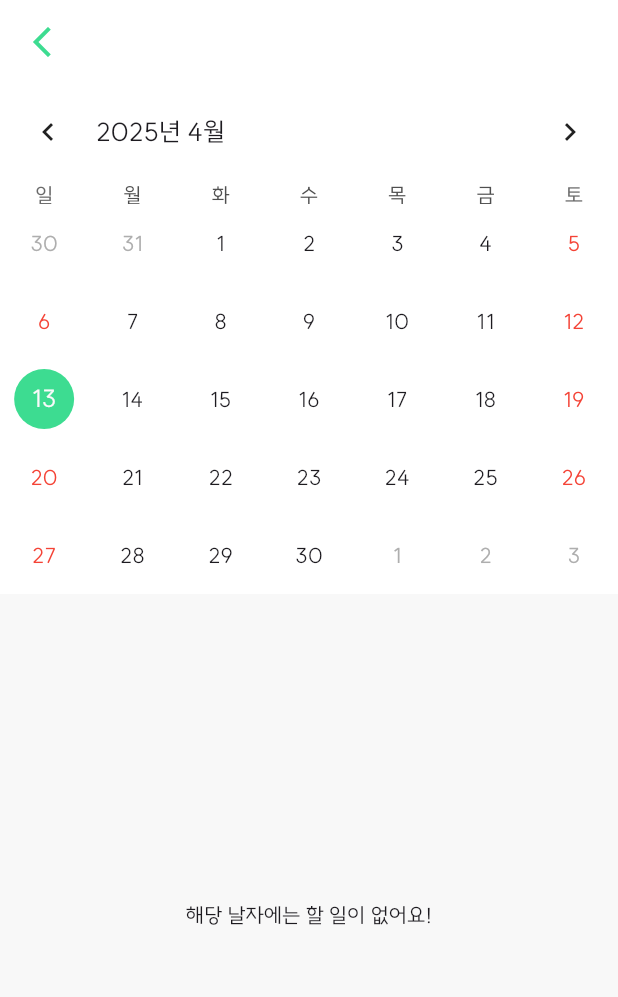
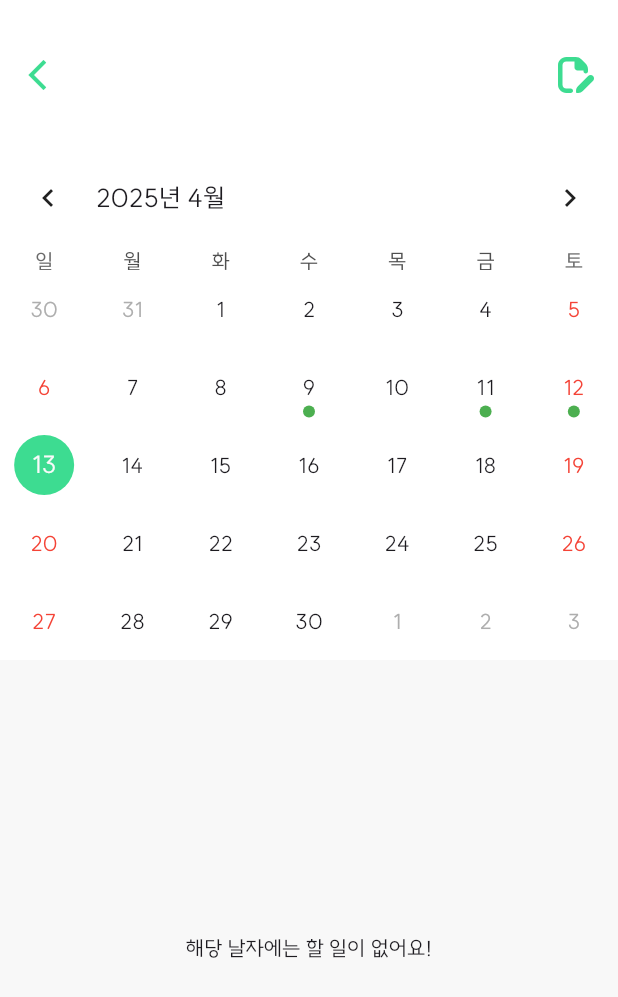
Before and after one commit to todo-go/app, a Flutter app: the CalendarScreen screen opened directly, on a phone screen of 412 x 824 dp. Shown: the top 997 px of the screen. Run offline on Flutter 3.47's test engine with Material 3 defaults, Android fonts, the phone set to English and light mode, and no system bars; drawn by our look-alikes of table_calendar; our stand-ins replace flutter_svg; project files that could hold a hidden picture were left out.

Commit message:
feat: 할 일 추가 버튼 생성

```diff
--- a/lib/features/todo/presentation/screens/calendar/calendar_screen.dart
+++ b/lib/features/todo/presentation/screens/calendar/calendar_screen.dart
@@ -1,6 +1,8 @@
 import 'package:flutter/material.dart';
+import 'package:flutter_svg/flutter_svg.dart';
 import 'package:table_calendar/table_calendar.dart';
 import 'package:todogo/core/theme/colors.dart';
+import 'package:todogo/features/todo/presentation/screens/add/todo_add_screen.dart';
 import 'package:todogo/features/todo/presentation/widgets/todo_item_widget.dart';
 import 'dart:convert';
 import 'package:flutter/services.dart' show rootBundle;
@@ -54,12 +56,31 @@ class _CalendarScreenState extends State<CalendarScreen> {
       appBar: AppBar(
         backgroundColor: Colors.white,
         scrolledUnderElevation: 0,
+        leadingWidth: 50,
+        toolbarHeight: 100,
         leading: IconButton(
           onPressed: () {
             Navigator.pop(context);
           },
           icon: const Icon(Icons.arrow_back_ios_new, color: AppColors.primary),
         ),
+        actions: [
+          GestureDetector(
+            onTap: () {
+              Navigator.push(
+                context,
+                MaterialPageRoute(builder: (context) => TodoAddScreen()),
+              );
+            },
+            child: SvgPicture.asset(
+              'assets/icons/file-edit.svg',
+              colorFilter: ColorFilter.mode(AppColors.primary, BlendMode.srcIn),
+              width: 24,
+              height: 24,
+            ),
+          ),
+          SizedBox(width: 16),
+        ],
       ),
       body: Column(
         children: [
@@ -77,6 +98,10 @@ class _CalendarScreenState extends State<CalendarScreen> {
                   _focusedDay = focusedDay; // update focusedDay as well
                 });
               },
+              eventLoader: (day) {
+                final dateKey = day.toIso8601String().split('T').first;
+                return _todoMapByDate[dateKey] ?? [];
+              },
               calendarStyle: CalendarStyle(
                 todayDecoration: BoxDecoration(
                   color: AppColors.primaryLight,
@@ -87,6 +112,10 @@ class _CalendarScreenState extends State<CalendarScreen> {
                   shape: BoxShape.circle,
                 ),
                 weekendTextStyle: TextStyle(color: Colors.red),
+                markerDecoration: BoxDecoration(
+                  color: AppColors.success,
+                  shape: BoxShape.circle,
+                ),
               ),
               headerStyle: HeaderStyle(formatButtonVisible: false),
             ),
```
